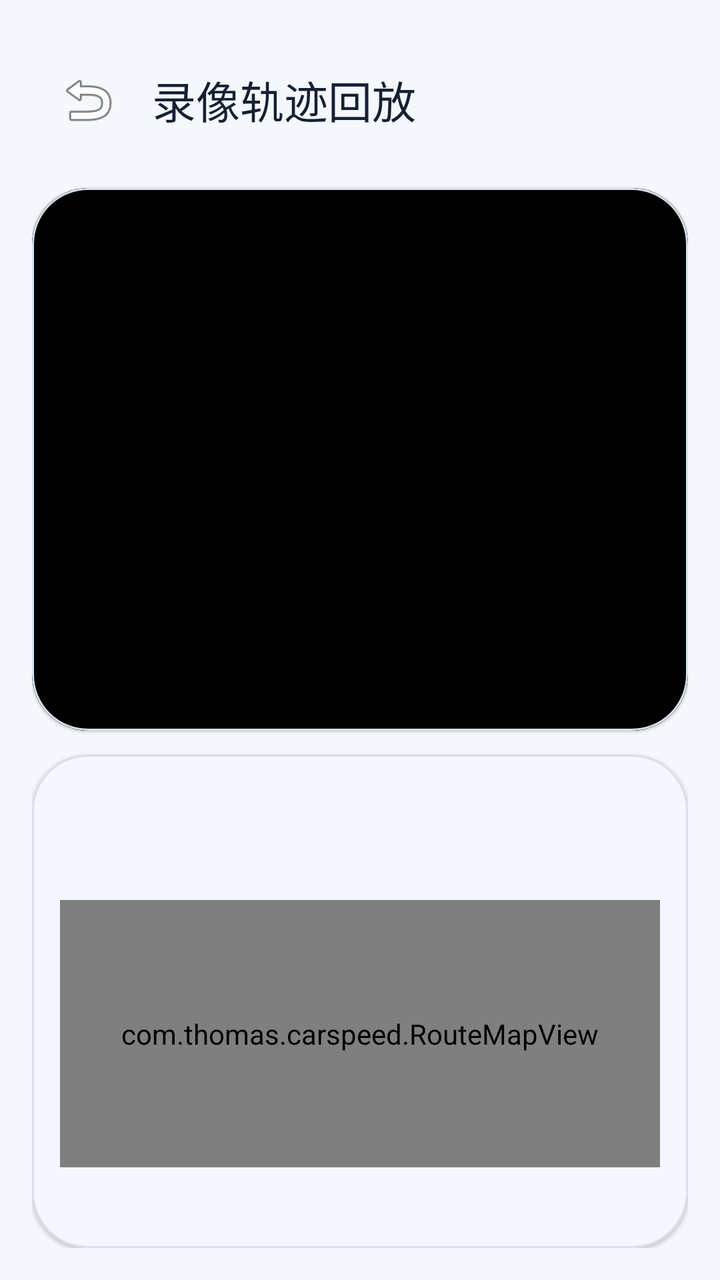
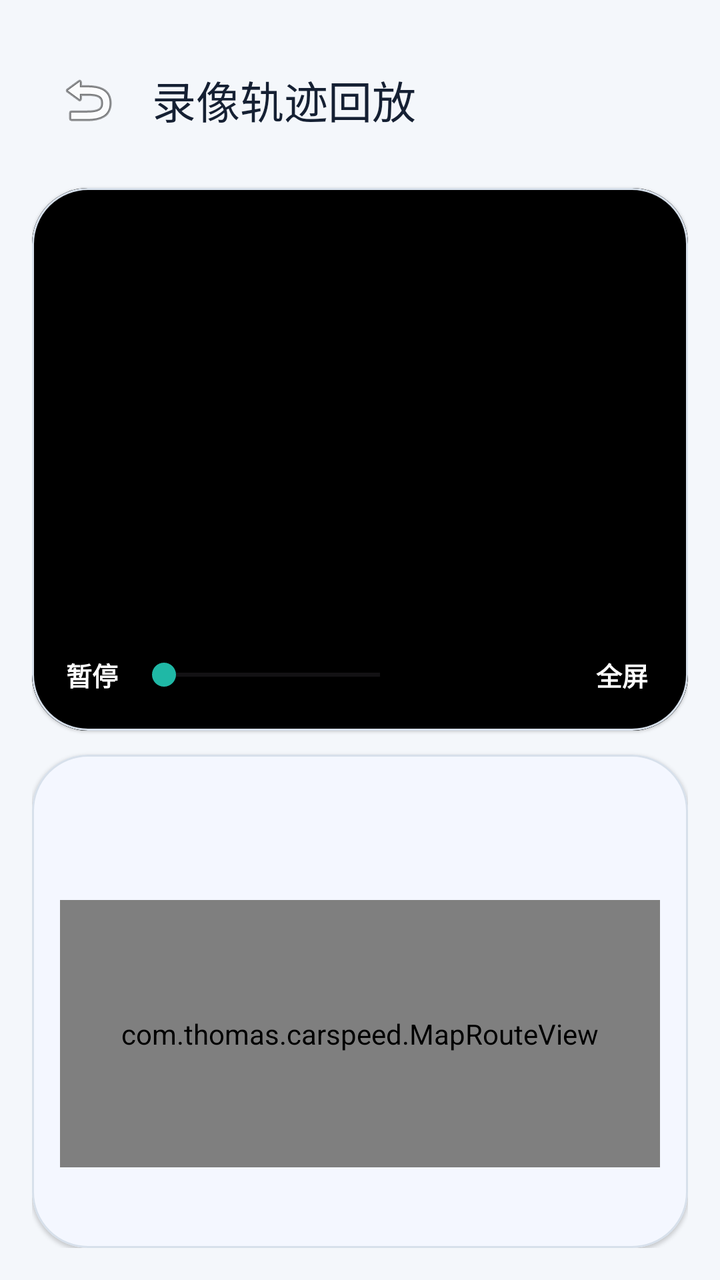

Screens rendered from an Android XML layout before and after an edit, with the pre-edit source and the edit as a unified diff.
<!-- AndroidManifest.xml: application theme Theme.CarSpeed -->
<!-- res/layout/activity_video_replay.xml -->
<?xml version="1.0" encoding="utf-8"?>
<LinearLayout xmlns:android="http://schemas.android.com/apk/res/android"
    xmlns:app="http://schemas.android.com/apk/res-auto"
    android:layout_width="match_parent"
    android:layout_height="match_parent"
    android:background="@color/brand_sand"
    android:orientation="vertical"
    android:paddingStart="16dp"
    android:paddingTop="18dp"
    android:paddingEnd="16dp"
    android:paddingBottom="16dp">

    <com.google.android.material.appbar.MaterialToolbar
        android:id="@+id/toolbar"
        android:layout_width="match_parent"
        android:layout_height="wrap_content"
        android:backgroundTint="@android:color/transparent"
        app:navigationIcon="@android:drawable/ic_menu_revert"
        app:title="@string/video_replay_title"
        app:titleTextColor="@color/text_primary" />

    <com.google.android.material.card.MaterialCardView
        style="@style/Widget.CarSpeed.Card"
        android:layout_width="match_parent"
        android:layout_height="0dp"
        android:layout_marginTop="12dp"
        android:layout_weight="1.1">

        <FrameLayout
            android:layout_width="match_parent"
            android:layout_height="match_parent"
            android:background="@android:color/black">

            <TextureView
                android:id="@+id/videoTextureView"
                android:layout_width="match_parent"
                android:layout_height="match_parent" />
        </FrameLayout>
    </com.google.android.material.card.MaterialCardView>

    <com.google.android.material.card.MaterialCardView
        style="@style/Widget.CarSpeed.Card"
        android:layout_width="match_parent"
        android:layout_height="0dp"
        android:layout_marginTop="12dp"
        android:layout_weight="1">

        <LinearLayout
            android:layout_width="match_parent"
            android:layout_height="match_parent"
            android:orientation="vertical"
            android:padding="14dp">

            <TextView
                android:id="@+id/tvReplayTitle"
                android:layout_width="match_parent"
                android:layout_height="wrap_content"
                android:textAppearance="@style/TextAppearance.CarSpeed.SectionTitle" />

            <TextView
                android:id="@+id/tvReplayStats"
                android:layout_width="match_parent"
                android:layout_height="wrap_content"
                android:layout_marginTop="6dp"
                android:textAppearance="@style/TextAppearance.CarSpeed.Body" />

            <com.thomas.carspeed.RouteMapView
                android:id="@+id/routeMapView"
                android:layout_width="match_parent"
                android:layout_height="0dp"
                android:layout_marginTop="12dp"
                android:layout_weight="1" />

            <TextView
                android:id="@+id/tvReplayPosition"
                android:layout_width="match_parent"
                android:layout_height="wrap_content"
                android:layout_marginTop="10dp"
                android:fontFamily="monospace"
                android:textColor="@color/text_primary"
                android:textSize="12sp" />
        </LinearLayout>
    </com.google.android.material.card.MaterialCardView>
</LinearLayout>
<!-- resources referenced by this layout -->
<resources>
  <color name="brand_sand">#F4F7FB</color>
  <color name="text_primary">#152033</color>
  <string name="video_replay_title">录像轨迹回放</string>
  <style name="TextAppearance.CarSpeed.Body" parent="TextAppearance.Material3.BodyMedium">
          <item name="android:textColor">@color/text_secondary</item>
      </style>
  <style name="TextAppearance.CarSpeed.SectionTitle" parent="TextAppearance.Material3.TitleMedium">
          <item name="android:textColor">@color/text_primary</item>
          <item name="android:textStyle">bold</item>
      </style>
  <style name="Widget.CarSpeed.Card" parent="Widget.Material3.CardView.Elevated">
          <item name="cardBackgroundColor">@color/surface_primary</item>
          <item name="strokeColor">@color/divider_soft</item>
          <item name="strokeWidth">1dp</item>
          <item name="cardCornerRadius">28dp</item>
      </style>
  <style name="Theme.CarSpeed" parent="Theme.Material3.DayNight.NoActionBar">
          <item name="colorPrimary">@color/brand_blue</item>
          <item name="colorSecondary">@color/brand_teal</item>
          <item name="colorSurface">@color/surface_primary</item>
          <item name="android:colorBackground">@color/brand_sand</item>
          <item name="android:statusBarColor">@android:color/transparent</item>
          <item name="android:navigationBarColor">@color/brand_navy</item>
          <item name="android:windowLightStatusBar">true</item>
          <item name="materialCardViewFilledStyle">@style/Widget.CarSpeed.Card</item>
      </style>
  <color name="text_secondary">#5C6C84</color>
  <color name="surface_primary">#FFFFFF</color>
  <color name="divider_soft">#D7E0EB</color>
  <color name="brand_blue">#2E6BFF</color>
  <color name="brand_teal">#1FB8A6</color>
  <color name="brand_navy">#0E1A2B</color>
</resources>

<!-- the commit's change to res/layout/activity_video_replay.xml (unified diff, before → after) -->
@@ -1,6 +1,7 @@
 <?xml version="1.0" encoding="utf-8"?>
 <LinearLayout xmlns:android="http://schemas.android.com/apk/res/android"
     xmlns:app="http://schemas.android.com/apk/res-auto"
+    android:id="@+id/replayRoot"
     android:layout_width="match_parent"
     android:layout_height="match_parent"
     android:background="@color/brand_sand"
@@ -20,6 +21,7 @@
         app:titleTextColor="@color/text_primary" />
 
     <com.google.android.material.card.MaterialCardView
+        android:id="@+id/videoCard"
         style="@style/Widget.CarSpeed.Card"
         android:layout_width="match_parent"
         android:layout_height="0dp"
@@ -27,6 +29,7 @@
         android:layout_weight="1.1">
 
         <FrameLayout
+            android:id="@+id/videoFrame"
             android:layout_width="match_parent"
             android:layout_height="match_parent"
             android:background="@android:color/black">
@@ -35,10 +38,73 @@
                 android:id="@+id/videoTextureView"
                 android:layout_width="match_parent"
                 android:layout_height="match_parent" />
+
+            <TextView
+                android:id="@+id/tvSubtitleOverlay"
+                android:layout_width="match_parent"
+                android:layout_height="wrap_content"
+                android:layout_gravity="bottom"
+                android:layout_margin="12dp"
+                android:background="@drawable/overlay_chip_dark_bg"
+                android:lineSpacingExtra="3dp"
+                android:layout_marginBottom="64dp"
+                android:padding="10dp"
+                android:textColor="@android:color/white"
+                android:textSize="12sp"
+                android:visibility="gone" />
+
+            <LinearLayout
+                android:id="@+id/layoutReplayControls"
+                android:layout_width="match_parent"
+                android:layout_height="wrap_content"
+                android:layout_gravity="bottom"
+                android:background="#99000000"
+                android:gravity="center_vertical"
+                android:orientation="horizontal"
+                android:paddingStart="10dp"
+                android:paddingTop="8dp"
+                android:paddingEnd="10dp"
+                android:paddingBottom="8dp">
+
+                <TextView
+                    android:id="@+id/tvReplayPlayPause"
+                    android:layout_width="40dp"
+                    android:layout_height="40dp"
+                    android:gravity="center"
+                    android:text="暂停"
+                    android:textColor="@android:color/white"
+                    android:textSize="13sp"
+                    android:textStyle="bold" />
+
+                <SeekBar
+                    android:id="@+id/seekReplayProgress"
+                    android:layout_width="0dp"
+                    android:layout_height="wrap_content"
+                    android:layout_weight="1" />
+
+                <TextView
+                    android:id="@+id/tvReplayTime"
+                    android:layout_width="82dp"
+                    android:layout_height="wrap_content"
+                    android:gravity="center"
+                    android:textColor="@android:color/white"
+                    android:textSize="11sp" />
+
+                <TextView
+                    android:id="@+id/tvReplayFullscreen"
+                    android:layout_width="46dp"
+                    android:layout_height="40dp"
+                    android:gravity="center"
+                    android:text="全屏"
+                    android:textColor="@android:color/white"
+                    android:textSize="13sp"
+                    android:textStyle="bold" />
+            </LinearLayout>
         </FrameLayout>
     </com.google.android.material.card.MaterialCardView>
 
     <com.google.android.material.card.MaterialCardView
+        android:id="@+id/infoCard"
         style="@style/Widget.CarSpeed.Card"
         android:layout_width="match_parent"
         android:layout_height="0dp"
@@ -46,6 +112,7 @@
         android:layout_weight="1">
 
         <LinearLayout
+            android:id="@+id/infoContent"
             android:layout_width="match_parent"
             android:layout_height="match_parent"
             android:orientation="vertical"
@@ -64,12 +131,57 @@
                 android:layout_marginTop="6dp"
                 android:textAppearance="@style/TextAppearance.CarSpeed.Body" />
 
-            <com.thomas.carspeed.RouteMapView
-                android:id="@+id/routeMapView"
+            <FrameLayout
+                android:id="@+id/mapFrame"
                 android:layout_width="match_parent"
                 android:layout_height="0dp"
                 android:layout_marginTop="12dp"
-                android:layout_weight="1" />
+                android:layout_weight="1">
+
+                <com.thomas.carspeed.MapRouteView
+                    android:id="@+id/mapRouteView"
+                    android:layout_width="match_parent"
+                    android:layout_height="match_parent" />
+
+                <LinearLayout
+                    android:id="@+id/layoutMapReplayControls"
+                    android:layout_width="match_parent"
+                    android:layout_height="wrap_content"
+                    android:layout_gravity="bottom"
+                    android:background="#99000000"
+                    android:gravity="center_vertical"
+                    android:orientation="horizontal"
+                    android:paddingStart="10dp"
+                    android:paddingTop="8dp"
+                    android:paddingEnd="10dp"
+                    android:paddingBottom="8dp"
+                    android:visibility="gone">
+
+                    <TextView
+                        android:id="@+id/tvMapReplayPlayPause"
+                        android:layout_width="40dp"
+                        android:layout_height="40dp"
+                        android:gravity="center"
+                        android:text="暂停"
+                        android:textColor="@android:color/white"
+                        android:textSize="13sp"
+                        android:textStyle="bold" />
+
+                    <SeekBar
+                        android:id="@+id/seekMapReplayProgress"
+                        android:layout_width="0dp"
+                        android:layout_height="wrap_content"
+                        android:layout_weight="1" />
+
+                    <TextView
+                        android:id="@+id/tvMapReplayTime"
+                        android:layout_width="82dp"
+                        android:layout_height="wrap_content"
+                        android:gravity="center"
+                        android:textColor="@android:color/white"
+                        android:textSize="11sp" />
+                </LinearLayout>
+            </FrameLayout>
 
             <TextView
                 android:id="@+id/tvReplayPosition"
<!-- resource entries referenced after the edit -->
@@ -2,6 +2,15 @@
 <resources>
   <color name="brand_sand">#F4F7FB</color>
   <color name="text_primary">#152033</color>
+  <!-- drawable overlay_chip_dark_bg (drawable) -->
+  <?xml version="1.0" encoding="utf-8"?>
+  <shape xmlns:android="http://schemas.android.com/apk/res/android" android:shape="rectangle">
+      <corners android:radius="18dp" />
+      <solid android:color="#1A13233A" />
+      <stroke
+          android:width="1dp"
+          android:color="#335D87C4" />
+  </shape>
   <string name="video_replay_title">录像轨迹回放</string>
   <style name="TextAppearance.CarSpeed.Body" parent="TextAppearance.Material3.BodyMedium">
           <item name="android:textColor">@color/text_secondary</item>
